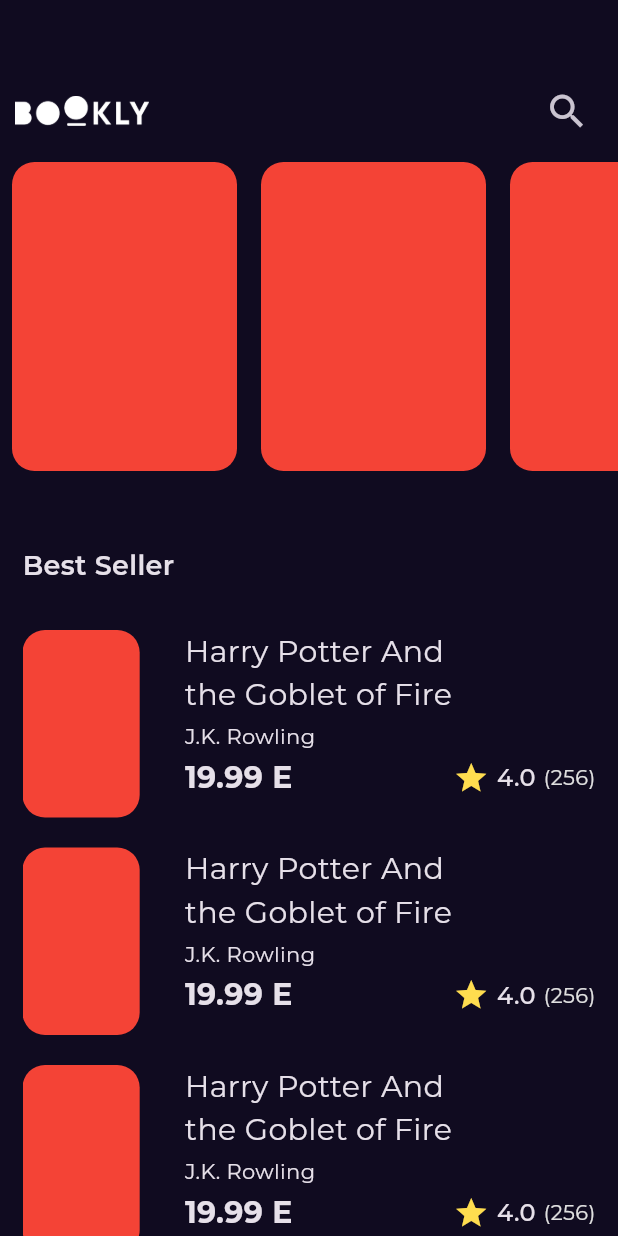
After one commit to muhammadali224/bookly_block, a Flutter app: the screen it shows after launch, on a phone screen of 412 x 824 dp. The commit adds this screen. Run offline on Flutter 3.47's test engine with Material 3 defaults, Android fonts, the light colour scheme and no system bars; our stand-ins replace go_router, google_fonts.

Commit message:
add go route and build book screen

```diff
--- /dev/null
+++ b/lib/core/constant/text_style.dart
@@ -0,0 +1,24 @@
+import 'package:flutter/cupertino.dart';
+
+abstract class AppTextStyle {
+  static const textStyle18 = TextStyle(
+    fontSize: 18,
+    fontWeight: FontWeight.w600,
+  );
+  static const textStyle20 = TextStyle(
+    fontSize: 20,
+    fontWeight: FontWeight.normal,
+  );
+  static const textStyle30 = TextStyle(
+    fontSize: 30,
+    fontWeight: FontWeight.normal,
+  );
+  static const textStyle14 = TextStyle(
+    fontSize: 14,
+    fontWeight: FontWeight.normal,
+  );
+  static const textStyle16 = TextStyle(
+    fontSize: 16,
+    fontWeight: FontWeight.w500,
+  );
+}
--- /dev/null
+++ b/lib/core/router/app_router.dart
@@ -0,0 +1,19 @@
+import 'package:bloc_book/features/home/presentation/views/home.dart';
+import 'package:go_router/go_router.dart';
+
+import '../../features/splash/presentation/views/splash_view.dart';
+
+abstract class AppRouter {
+  static final router = GoRouter(
+    routes: [
+      GoRoute(
+        path: '/',
+        builder: (_, __) => const SplashView(),
+      ),
+      GoRoute(
+        path: '/home',
+        builder: (_, __) => const HomeScreen(),
+      ),
+    ],
+  );
+}
--- /dev/null
+++ b/lib/features/book_details/presentation/views/book_details.dart
@@ -0,0 +1,10 @@
+import 'package:flutter/material.dart';
+
+class BookDetails extends StatelessWidget {
+  const BookDetails({super.key});
+
+  @override
+  Widget build(BuildContext context) {
+    return const Scaffold();
+  }
+}
--- a/lib/features/home/presentation/views/home.dart
+++ b/lib/features/home/presentation/views/home.dart
@@ -1,3 +1,4 @@
+import 'package:bloc_book/features/home/presentation/views/widget/home_body.dart';
 import 'package:flutter/material.dart';
 
 class HomeScreen extends StatelessWidget {
@@ -5,6 +6,8 @@
 
   @override
   Widget build(BuildContext context) {
-    return Scaffold();
+    return const Scaffold(
+      body: Homebody(),
+    );
   }
 }
--- /dev/null
+++ b/lib/features/home/presentation/views/widget/app_bar.dart
@@ -0,0 +1,29 @@
+import 'package:flutter/material.dart';
+
+import '../../../../../generated/assets.dart';
+
+class HomeAppBar extends StatelessWidget {
+  const HomeAppBar({super.key});
+
+  @override
+  Widget build(BuildContext context) {
+    return Padding(
+      padding: const EdgeInsets.only(top: 50, bottom: 10, right: 10, left: 10),
+      child: Row(
+        mainAxisAlignment: MainAxisAlignment.spaceBetween,
+        children: [
+          Image.asset(
+            Assets.imagesBookly,
+            height: 20,
+          ),
+          IconButton(
+              onPressed: () {},
+              icon: const Icon(
+                Icons.search,
+                size: 30,
+              ))
+        ],
+      ),
+    );
+  }
+}
--- /dev/null
+++ b/lib/features/home/presentation/views/widget/best_seller_list.dart
@@ -0,0 +1,85 @@
+import 'package:flutter/material.dart';
+
+import '../../../../../core/constant/text_style.dart';
+
+class BestSellerList extends StatelessWidget {
+  const BestSellerList({super.key});
+
+  @override
+  Widget build(BuildContext context) {
+    return ListView.builder(
+        padding: EdgeInsets.zero,
+        physics: const NeverScrollableScrollPhysics(),
+        itemCount: 10,
+        itemBuilder: (_, index) => Padding(
+              padding: const EdgeInsets.symmetric(vertical: 10.0),
+              child: SizedBox(
+                height: 125,
+                child: Row(
+                  children: [
+                    AspectRatio(
+                      aspectRatio: 2.5 / 4,
+                      child: Container(
+                        decoration: BoxDecoration(
+                            color: Colors.red,
+                            borderRadius: BorderRadius.circular(15)),
+                      ),
+                    ),
+                    const SizedBox(width: 30),
+                    Expanded(
+                      child: Column(
+                        crossAxisAlignment: CrossAxisAlignment.start,
+                        children: [
+                          SizedBox(
+                            width: MediaQuery.sizeOf(context).width * 0.5,
+                            child: const Text(
+                              "Harry Potter And the Goblet of Fire",
+                              maxLines: 2,
+                              overflow: TextOverflow.ellipsis,
+                              style: AppTextStyle.textStyle20,
+                            ),
+                          ),
+                          const SizedBox(height: 3),
+                          const Text(
+                            "J.K. Rowling",
+                            style: AppTextStyle.textStyle14,
+                          ),
+                          const SizedBox(height: 3),
+                          Row(
+                            mainAxisAlignment: MainAxisAlignment.spaceBetween,
+                            children: [
+                              Text(
+                                "19.99 E",
+                                style: AppTextStyle.textStyle20
+                                    .copyWith(fontWeight: FontWeight.bold),
+                              ),
+                              Row(
+                                children: [
+                                  const Icon(
+                                    Icons.star,
+                                    color: Color(0xffFFDD4F),
+                                  ),
+                                  const SizedBox(width: 5),
+                                  const Text(
+                                    "4.0",
+                                    style: AppTextStyle.textStyle16,
+                                  ),
+                                  const SizedBox(width: 5),
+                                  Text(
+                                    "(256)",
+                                    style: AppTextStyle.textStyle14
+                                        .copyWith(color: Colors.grey.shade300),
+                                  )
+                                ],
+                              )
+                            ],
+                          )
+                        ],
+                      ),
+                    )
+                  ],
+                ),
+              ),
+            ));
+  }
+}
--- /dev/null
+++ b/lib/features/home/presentation/views/widget/home_body.dart
@@ -0,0 +1,42 @@
+import 'package:bloc_book/core/constant/text_style.dart';
+import 'package:flutter/material.dart';
+
+import 'app_bar.dart';
+import 'best_seller_list.dart';
+import 'home_list_view.dart';
+
+class Homebody extends StatelessWidget {
+  const Homebody({super.key});
+
+  @override
+  Widget build(BuildContext context) {
+    return const CustomScrollView(
+      slivers: [
+        SliverToBoxAdapter(
+          child: Column(
+            crossAxisAlignment: CrossAxisAlignment.start,
+            children: [
+              HomeAppBar(),
+              HomeListView(),
+              SizedBox(height: 50),
+              Padding(
+                padding: EdgeInsets.symmetric(horizontal: 15.0),
+                child: Text(
+                  "Best Seller",
+                  style: AppTextStyle.textStyle18,
+                ),
+              ),
+              SizedBox(height: 20),
+            ],
+          ),
+        ),
+        SliverFillRemaining(
+          child: Padding(
+            padding: EdgeInsets.symmetric(horizontal: 15.0),
+            child: BestSellerList(),
+          ),
+        ),
+      ],
+    );
+  }
+}
--- /dev/null
+++ b/lib/features/home/presentation/views/widget/home_list_view.dart
@@ -0,0 +1,27 @@
+import 'package:flutter/material.dart';
+
+class HomeListView extends StatelessWidget {
+  const HomeListView({super.key});
+
+  @override
+  Widget build(BuildContext context) {
+    return SizedBox(
+      height: MediaQuery.sizeOf(context).height * 0.25,
+      child: ListView.builder(
+        scrollDirection: Axis.horizontal,
+        shrinkWrap: true,
+        itemBuilder: (_, index) => Padding(
+          padding: const EdgeInsets.symmetric(horizontal: 8.0),
+          child: Container(
+            width: 150,
+            height: MediaQuery.sizeOf(context).height * 0.25,
+            decoration: BoxDecoration(
+              color: Colors.red,
+              borderRadius: BorderRadius.circular(15),
+            ),
+          ),
+        ),
+      ),
+    );
+  }
+}
--- a/lib/features/splash/presentation/views/widgets/splash_body.dart
+++ b/lib/features/splash/presentation/views/widgets/splash_body.dart
@@ -1,7 +1,6 @@
-import 'package:bloc_book/features/home/presentation/views/home.dart';
 import 'package:bloc_book/generated/assets.dart';
 import 'package:flutter/cupertino.dart';
-import 'package:get/route_manager.dart';
+import 'package:go_router/go_router.dart';
 
 class SplashBody extends StatefulWidget {
   const SplashBody({super.key});
@@ -25,10 +24,13 @@
             .animate(animationController);
     animationController.forward();
     Future.delayed(
-        const Duration(seconds: 2),
-        () => Get.to(() => const HomeScreen(),
-            transition: Transition.fadeIn,
-            duration: const Duration(milliseconds: 250)));
+        const Duration(seconds: 2), () => GoRouter.of(context).push('/home')
+        // () => Get.to(
+        //   () => const HomeScreen(),
+        //   transition: Transition.fadeIn,
+        //   duration: const Duration(milliseconds: 250),
+        // ),
+        );
   }
 
   @override
--- a/lib/main.dart
+++ b/lib/main.dart
@@ -1,6 +1,6 @@
-import 'package:bloc_book/features/splash/presentation/views/splash_view.dart';
+import 'package:bloc_book/core/router/app_router.dart';
 import 'package:flutter/material.dart';
-import 'package:get/get_navigation/src/root/get_material_app.dart';
+import 'package:google_fonts/google_fonts.dart';
 
 import 'core/constant/constant.dart';
 
@@ -12,13 +12,17 @@
   const MyApp({super.key});
 
   // This widget is the root of your application.
+
   @override
   Widget build(BuildContext context) {
-    return GetMaterialApp(
+    return MaterialApp.router(
       debugShowCheckedModeBanner: false,
       title: 'Flutter Demo',
-      theme: ThemeData.dark().copyWith(scaffoldBackgroundColor: kPrimaryColor),
-      home: const SplashView(),
+      theme: ThemeData.dark().copyWith(
+        textTheme: GoogleFonts.montserratTextTheme(ThemeData.dark().textTheme),
+        scaffoldBackgroundColor: kPrimaryColor,
+      ),
+      routerConfig: AppRouter.router,
     );
   }
 }
```
Also changed, not shown: pubspec.yaml (+2 -5 lines), pubspec.lock, 3 other files.
